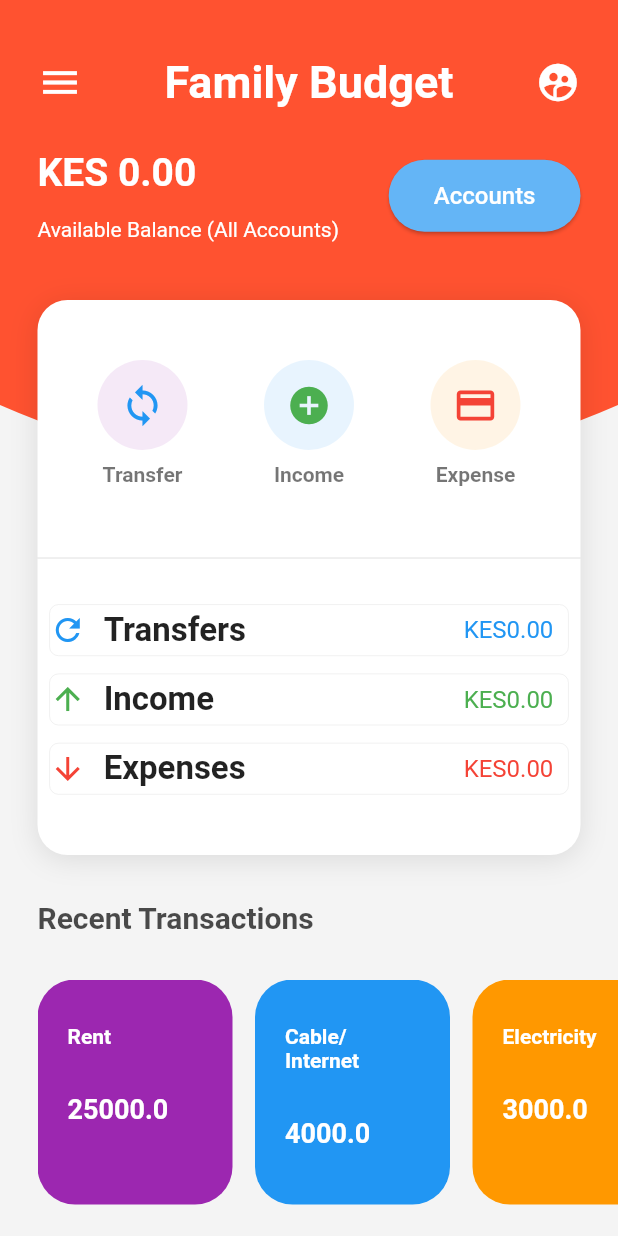
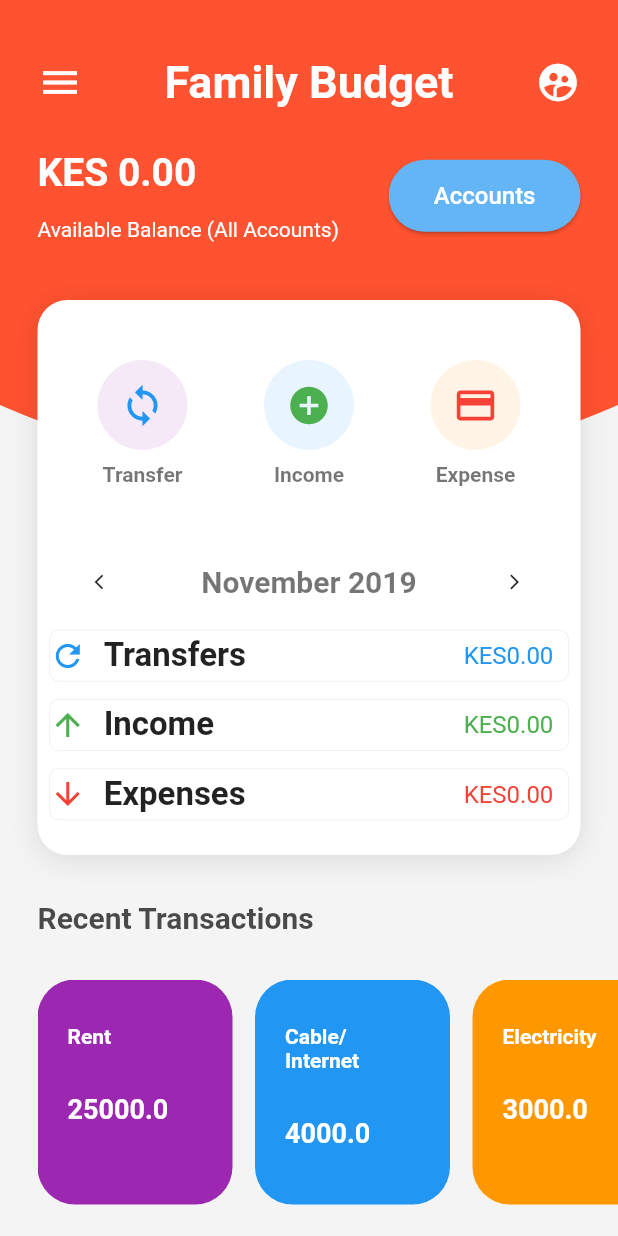
Before and after one commit to jayjay-w/home_finance, a Flutter app: the screen it shows once a user with an empty profile is signed in, on a phone screen of 412 x 824 dp. Run offline on Flutter 3.47's test engine with Material 2 defaults, Android fonts, the phone set to English and light mode, and no system bars; our stand-ins replace cached_network_image, cloud_firestore, firebase_auth, flushbar; missing offline and left inert: dart:ffi; accounts and stored records are empty.

Commit message:
Mobile: Added month selector to the home window

```diff
--- a/mobile/lib/main.dart
+++ b/mobile/lib/main.dart
@@ -24,11 +24,13 @@ class MyApp extends StatelessWidget {
     return StreamBuilder<FirebaseUser>(stream: FirebaseAuth.instance.onAuthStateChanged,
     builder: (BuildContext context, snapshot) {
       if (snapshot.hasData) {
+        print(snapshot.data.uid + '...logged in');
         return MyHomePage(
           user: User(
             userId: snapshot.data.uid, defaultCurrency: 'KES'
           ),defaultCurrency: 'KES',userId: snapshot.data.uid,fbUser: snapshot.data,);
       } else {
+        print('not logged in');
         return LoginScreen();
       }
     },
@@ -39,7 +41,7 @@ class MyApp extends StatelessWidget {
  Widget build(BuildContext context) {
     return MaterialApp(
         title: "Home Finance",
-        debugShowCheckedModeBanner: true,
+        debugShowCheckedModeBanner: false,
        theme: ThemeData(
          primaryColor: prefix0.primaryColor,
         primaryIconTheme: Theme.of(context).primaryIconTheme.copyWith(
--- a/mobile/lib/services/theme_service.dart
+++ b/mobile/lib/services/theme_service.dart
@@ -1,3 +1,6 @@
 import 'package:flutter/material.dart';
 
 final primaryColor = Color.fromRGBO(255, 82, 48, 1);
+
+TextStyle boldGrey = TextStyle(color: Colors.black54,
+                                          fontWeight: FontWeight.bold);
--- a/mobile/lib/ui/screens/home_screen.dart
+++ b/mobile/lib/ui/screens/home_screen.dart
@@ -10,6 +10,7 @@ import 'package:homefinance/ui/screens/expenses.dart';
 import 'package:homefinance/ui/screens/income.dart';
 import 'package:homefinance/ui/screens/transfers.dart';
 import 'package:homefinance/ui/screens/user_profile.dart';
+import 'package:homefinance/ui/widgets/month_selector_widget.dart';
 import 'package:intl/intl.dart';
 
 class MyHomePage extends StatefulWidget {
@@ -26,7 +27,16 @@ class MyHomePage extends StatefulWidget {
 
 class _MyHomePageState extends State<MyHomePage> {
   final currencyFormatter = new NumberFormat("#,##0.00", "en_US");
+  DateTime _startDate = DateTime(DateTime.now().year, DateTime.now().month, 1);
+  DateTime _endDate = DateTime(DateTime.now().year, DateTime.now().month, 1).add(Duration(days: 30));
+  bool stateLoading = true;
 
+
+  @override
+  void initState() {
+    super.initState();
+    stateLoading = false;
+  }
 
   Widget dashboardListWidget(
       String title, String value, IconData icon, Color color, Function tapped) {
@@ -218,9 +228,7 @@ class _MyHomePageState extends State<MyHomePage> {
                                   ),
                                   SizedBox(height: 8.0),
                                   Text('Transfer',
-                                      style: TextStyle(
-                                          color: Colors.black54,
-                                          fontWeight: FontWeight.bold))
+                                      style: boldGrey)
                                 ],
                               ),
                               Column(
@@ -242,9 +250,7 @@ class _MyHomePageState extends State<MyHomePage> {
                                   ),
                                   SizedBox(height: 8.0),
                                   Text('Income',
-                                      style: TextStyle(
-                                          color: Colors.black54,
-                                          fontWeight: FontWeight.bold))
+                                      style: boldGrey)
                                 ],
                               ),
                               Column(
@@ -276,23 +282,38 @@ class _MyHomePageState extends State<MyHomePage> {
                           ),
                         ),
 
-                        Divider(),
-                        SizedBox(height: 15.0),
+                        //Divider(),
+                        //SizedBox(height: 15.0),
+                        Container(
+                          child: MonthSelectorWidget(onChanged: (val) {
+                                try {
+                                  if (!stateLoading) {
+                                setState(() {
+                                  _startDate = val;
+                                  _endDate = _startDate.add(Duration(days: 30));
+                              });
+                            }
+                                } catch(ex) { print(''); }
+                          },
+                          ),
+                        ),
                         Padding(
                           padding: const EdgeInsets.all(8.0),
                           child: StreamBuilder<QuerySnapshot>(
-                            stream: transactionRef.where('owner', isEqualTo: widget.userId).snapshots(),
+                            stream: transactionRef.where('owner', isEqualTo: widget.userId).where('transactionDate', isGreaterThanOrEqualTo: _startDate, isLessThan: _endDate).snapshots(),
                             builder: (context, snapshot) {
-                              if (!snapshot.hasData) { return Center(child: CircularProgressIndicator()); }
+
                               double transfers = 0;
                               double income = 0;
                               double expenses = 0;
 
-                              for (DocumentSnapshot doc in snapshot.data.documents) {
-                                Trans trans = Trans.fromDocument(doc);
-                                if (trans.transType == 'Transfer') { transfers += trans.transactionAmount; }
-                                if (trans.transType == 'Income') { income += trans.transactionAmount; }
-                                if (trans.transType == 'Expense') { expenses += trans.transactionAmount; }
+                              if (snapshot.hasData) {
+                                for (DocumentSnapshot doc in snapshot.data.documents) {
+                                  Trans trans = Trans.fromDocument(doc);
+                                  if (trans.transType == 'Transfer') { transfers += trans.transactionAmount; }
+                                  if (trans.transType == 'Income') { income += trans.transactionAmount; }
+                                  if (trans.transType == 'Expense') { expenses += trans.transactionAmount; }
+                                }
                               }
 
                               return Column(
--- a/mobile/lib/ui/widgets/month_selector_widget.dart
+++ b/mobile/lib/ui/widgets/month_selector_widget.dart
@@ -1,4 +1,5 @@
 import 'package:flutter/material.dart';
+import 'package:homefinance/services/theme_service.dart';
 import 'package:intl/intl.dart';
 
 class MonthSelectorWidget extends StatefulWidget {
@@ -53,22 +54,19 @@ class _MonthSelectorWidgetState extends State<MonthSelectorWidget> {
           onPressed: () {
             _decreaseMonth();
           },
-          child: Icon(Icons.arrow_back_ios),
+          child: Icon(Icons.arrow_back_ios, size: 12,),
         ),
         Expanded(
           child: Padding(
-            padding: const EdgeInsets.all(8.0),
+            padding: const EdgeInsets.all(2.0),
             child: Text(
               _monthName,
               textAlign: TextAlign.center,
-              style: TextStyle(
-                  color: Colors.grey,
-                  fontWeight: FontWeight.bold,
-                  fontSize: 24),
+              style: TextStyle(color: boldGrey.color, fontWeight: boldGrey.fontWeight, fontSize: 20),
             ),
           ),
         ),
-        FlatButton(onPressed: () { _increaseMonth(); }, child: Icon(Icons.arrow_forward_ios)),
+        FlatButton(onPressed: () { _increaseMonth(); }, child: Icon(Icons.arrow_forward_ios, size: 12,)),
       ],
     );
   }
```
